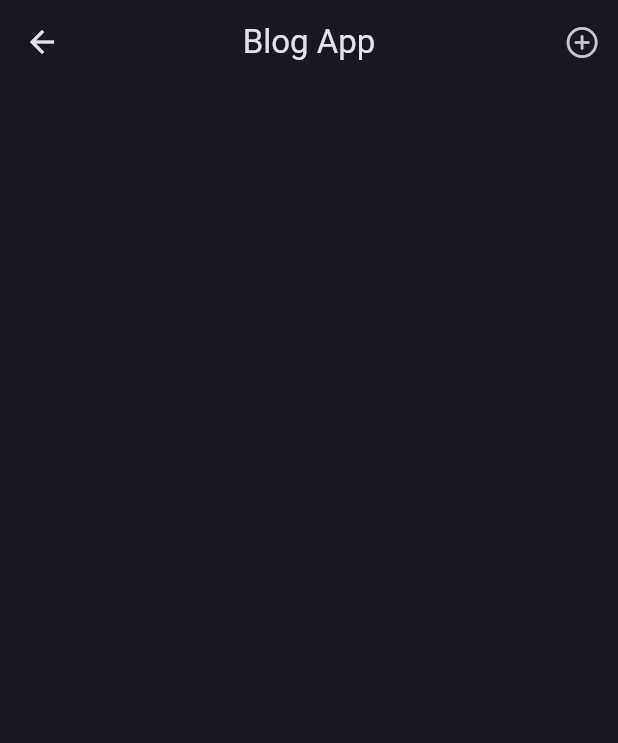
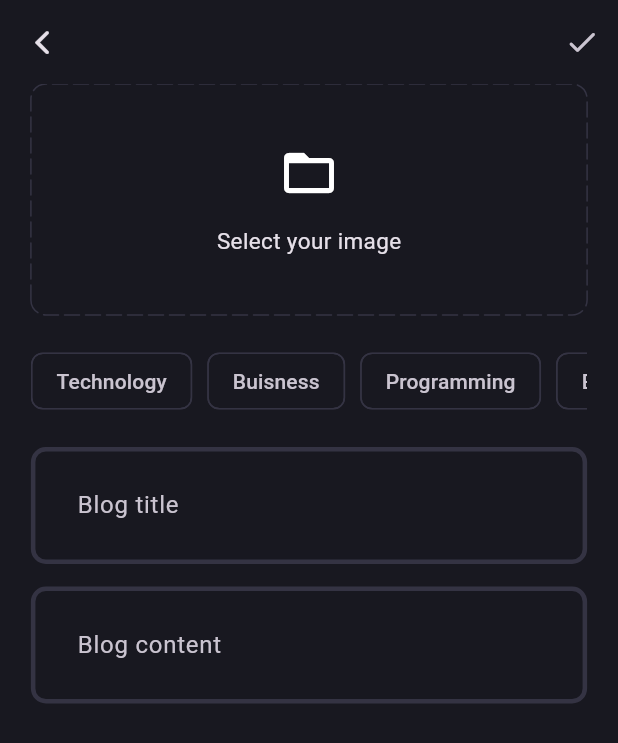
Before and after one commit to OmarWaled21/blog_app, a Flutter app: the BlogPage screen opened directly, after a tap on an icon or button, on a phone screen of 412 x 824 dp. Shown: the top 743 px of the screen. Run offline on Flutter 3.47's test engine with Material 3 defaults, Android fonts, the phone set to English and light mode, and no system bars; drawn by our look-alikes of dotted_border; our stand-ins replace flutter_bloc, fpdart, get_it, supabase_flutter; accounts and stored records are empty.

Commit message:
all ui of bloc editor

```diff
--- a/lib/core/theme/theme.dart
+++ b/lib/core/theme/theme.dart
@@ -15,5 +15,9 @@ class AppTheme {
       enabledBorder: _border(),
       focusedBorder: _border(AppPallete.gradient2),
     ),
+    chipTheme: const ChipThemeData(
+      color: WidgetStatePropertyAll(AppPallete.backgroundColor),
+      side: BorderSide.none,
+    ),
   );
 }
--- /dev/null
+++ b/lib/features/blog/presentation/pages/add_new_blog_page.dart
@@ -0,0 +1,125 @@
+import 'package:blog_app/core/helper_extention/media_query_extention.dart';
+import 'package:blog_app/core/helper_extention/navigator_extention.dart';
+import 'package:blog_app/core/theme/app_pallete.dart';
+import 'package:blog_app/features/blog/presentation/widgets/blog_editor.dart';
+import 'package:dotted_border/dotted_border.dart';
+import 'package:flutter/cupertino.dart';
+import 'package:flutter/material.dart';
+
+class AddNewBlogPage extends StatefulWidget {
+  const AddNewBlogPage({super.key});
+
+  @override
+  State<AddNewBlogPage> createState() => _AddNewBlogPageState();
+}
+
+class _AddNewBlogPageState extends State<AddNewBlogPage> {
+  final TextEditingController titleController = TextEditingController();
+  final TextEditingController contentController = TextEditingController();
+
+  List<String> selectedTopics = [];
+
+  @override
+  void dispose() {
+    super.dispose();
+    titleController.dispose();
+    contentController.dispose();
+  }
+
+  @override
+  Widget build(BuildContext context) {
+    return Scaffold(
+      appBar: AppBar(
+        leading: IconButton(
+          onPressed: () => context.pop(),
+          icon: const Icon(CupertinoIcons.back),
+        ),
+        actions: [
+          IconButton(
+            onPressed: () {},
+            icon: const Icon(
+              Icons.done_rounded,
+            ),
+          )
+        ],
+      ),
+      body: SingleChildScrollView(
+        child: Padding(
+          padding: EdgeInsets.symmetric(horizontal: context.screenWidth * 0.05),
+          child: Column(
+            children: [
+              DottedBorder(
+                color: AppPallete.borderColor,
+                dashPattern: [10, 4],
+                borderType: BorderType.RRect,
+                strokeCap: StrokeCap.round,
+                radius: const Radius.circular(10),
+                child: SizedBox(
+                  height: 150,
+                  width: context.screenWidth,
+                  child: const Column(
+                    mainAxisAlignment: MainAxisAlignment.center,
+                    children: [
+                      Icon(Icons.folder_open, size: 40),
+                      SizedBox(height: 15),
+                      Text(
+                        'Select your image',
+                        style: TextStyle(fontSize: 15),
+                      ),
+                    ],
+                  ),
+                ),
+              ),
+              Padding(
+                padding: const EdgeInsets.symmetric(vertical: 20),
+                child: SingleChildScrollView(
+                  scrollDirection: Axis.horizontal,
+                  child: Row(
+                    children: [
+                      'Technology',
+                      'Buisness',
+                      'Programming',
+                      'Entertainment',
+                    ]
+                        .map(
+                          (e) => Padding(
+                            padding: const EdgeInsets.only(right: 10),
+                            child: GestureDetector(
+                              onTap: () {
+                                if (selectedTopics.contains(e)) {
+                                  selectedTopics.remove(e);
+                                } else {
+                                  selectedTopics.add(e);
+                                }
+                                setState(() {});
+                              },
+                              child: Chip(
+                                label: Text(e),
+                                color: selectedTopics.contains(e)
+                                    ? const WidgetStatePropertyAll(
+                                        AppPallete.gradient1)
+                                    : null,
+                                side: selectedTopics.contains(e)
+                                    ? null
+                                    : const BorderSide(
+                                        color: AppPallete.borderColor,
+                                      ),
+                              ),
+                            ),
+                          ),
+                        )
+                        .toList(),
+                  ),
+                ),
+              ),
+              BlogEditor(controller: titleController, hintText: 'Blog title'),
+              const SizedBox(height: 15),
+              BlogEditor(
+                  controller: contentController, hintText: 'Blog content'),
+            ],
+          ),
+        ),
+      ),
+    );
+  }
+}
--- a/lib/features/blog/presentation/pages/blog_page.dart
+++ b/lib/features/blog/presentation/pages/blog_page.dart
@@ -1,3 +1,5 @@
+import 'package:blog_app/core/helper_extention/navigator_extention.dart';
+import 'package:blog_app/features/blog/presentation/pages/add_new_blog_page.dart';
 import 'package:flutter/cupertino.dart';
 import 'package:flutter/material.dart';
 
@@ -12,7 +14,7 @@ class BlogPage extends StatelessWidget {
         centerTitle: true,
         actions: [
           IconButton(
-            onPressed: () {},
+            onPressed: () => context.push(const AddNewBlogPage()),
             icon: const Icon(CupertinoIcons.add_circled),
           ),
         ],
--- /dev/null
+++ b/lib/features/blog/presentation/widgets/blog_editor.dart
@@ -0,0 +1,22 @@
+import 'package:flutter/material.dart';
+
+class BlogEditor extends StatelessWidget {
+  final TextEditingController controller;
+  final String hintText;
+  const BlogEditor({
+    super.key,
+    required this.controller,
+    required this.hintText,
+  });
+
+  @override
+  Widget build(BuildContext context) {
+    return TextFormField(
+      controller: controller,
+      maxLines: null,
+      decoration: InputDecoration(
+        hintText: hintText,
+      ),
+    );
+  }
+}
--- a/pubspec.yaml
+++ b/pubspec.yaml
@@ -29,6 +29,7 @@ environment:
 # versions available, run `flutter pub outdated`.
 dependencies:
   cupertino_icons: ^1.0.8
+  dotted_border: ^2.1.0
   flutter:
     sdk: flutter
   flutter_bloc: ^9.0.0
```
Also changed, not shown: pubspec.lock.
